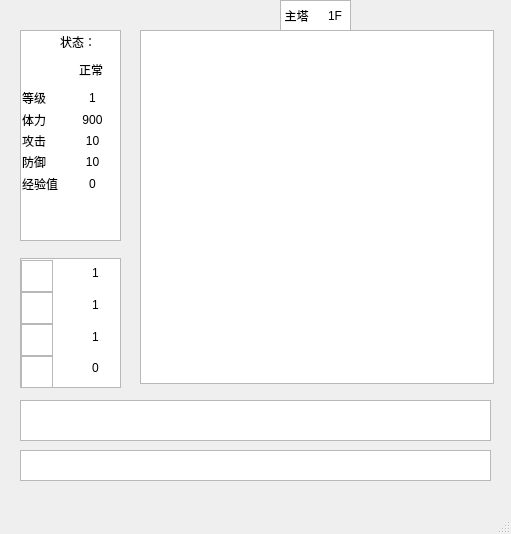
First picture: the form in mainwindow.ui, repository umaru2001/MagicTower, before the edit.
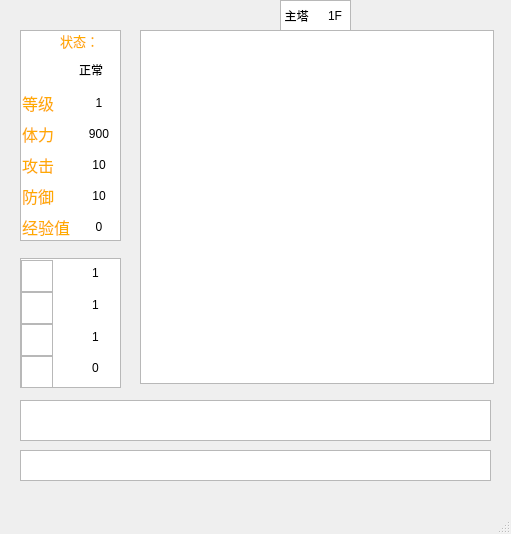
Second picture: the form after the edit.

Commit message: 更新了字体颜色大小，连接了战斗画面

Patch:
```diff
--- a/mainwindow.ui
+++ b/mainwindow.ui
@@ -73,8 +73,8 @@
      <rect>
       <x>20</x>
       <y>80</y>
-      <width>101</width>
-      <height>111</height>
+      <width>102</width>
+      <height>170</height>
      </rect>
     </property>
     <layout class="QFormLayout" name="Mystatus_02">
@@ -93,7 +93,7 @@
      <item row="0" column="0">
       <widget class="QLabel" name="mylv">
        <property name="text">
-        <string>等级</string>
+        <string>&lt;html&gt;&lt;head/&gt;&lt;body&gt;&lt;p&gt;&lt;span style=&quot; font-size:12pt; color:#ffaa00;&quot;&gt;等级&lt;/span&gt;&lt;/p&gt;&lt;/body&gt;&lt;/html&gt;</string>
        </property>
       </widget>
      </item>
@@ -119,7 +119,7 @@
      <item row="1" column="0">
       <widget class="QLabel" name="myhp">
        <property name="text">
-        <string>体力</string>
+        <string>&lt;html&gt;&lt;head/&gt;&lt;body&gt;&lt;p&gt;&lt;span style=&quot; font-size:12pt; color:#ffaa00;&quot;&gt;体力&lt;/span&gt;&lt;/p&gt;&lt;/body&gt;&lt;/html&gt;</string>
        </property>
       </widget>
      </item>
@@ -142,7 +142,7 @@
      <item row="2" column="0">
       <widget class="QLabel" name="myat">
        <property name="text">
-        <string>攻击</string>
+        <string>&lt;html&gt;&lt;head/&gt;&lt;body&gt;&lt;p&gt;&lt;span style=&quot; font-size:12pt; color:#ffaa00;&quot;&gt;攻击&lt;/span&gt;&lt;/p&gt;&lt;/body&gt;&lt;/html&gt;</string>
        </property>
       </widget>
      </item>
@@ -168,7 +168,7 @@
      <item row="3" column="0">
       <widget class="QLabel" name="mydf">
        <property name="text">
-        <string>防御</string>
+        <string>&lt;html&gt;&lt;head/&gt;&lt;body&gt;&lt;p&gt;&lt;span style=&quot; font-size:12pt; color:#ffaa00;&quot;&gt;防御&lt;/span&gt;&lt;/p&gt;&lt;/body&gt;&lt;/html&gt;</string>
        </property>
       </widget>
      </item>
@@ -191,7 +191,7 @@
      <item row="4" column="0">
       <widget class="QLabel" name="myexp">
        <property name="text">
-        <string>经验值</string>
+        <string>&lt;html&gt;&lt;head/&gt;&lt;body&gt;&lt;p&gt;&lt;span style=&quot; font-size:12pt; color:#ffaa00;&quot;&gt;经验值&lt;/span&gt;&lt;/p&gt;&lt;/body&gt;&lt;/html&gt;</string>
        </property>
       </widget>
      </item>
@@ -288,7 +288,7 @@
         </font>
        </property>
        <property name="text">
-        <string>状态：</string>
+        <string>&lt;html&gt;&lt;head/&gt;&lt;body&gt;&lt;p&gt;&lt;span style=&quot; font-size:10pt; color:#ffaa00;&quot;&gt;状态：&lt;/span&gt;&lt;/p&gt;&lt;/body&gt;&lt;/html&gt;</string>
        </property>
       </widget>
      </item>
```
Left out of the diff: 2 changed lines with no effect on the pictures. The commit also changes 5 other files.
